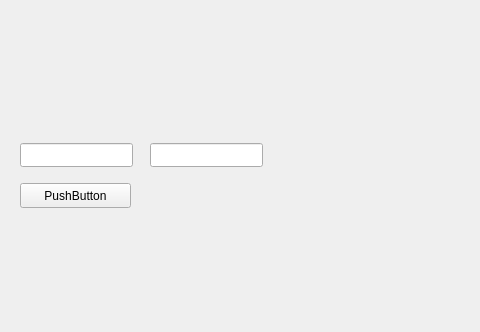
Above: TensileTest/mainwindow.ui from ILIIH/stretching_machine before the change; both pictures show x 0 to 480 and y 377 to 709 of the 800 by 709 pixel window. Below: the same form after it.
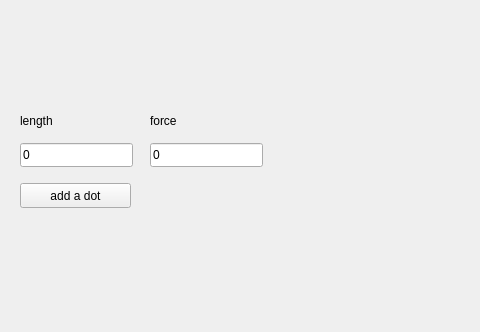
That is the form after the change. Custom widgets are drawn as their Qt base class.

Commit message: last graphic modification: plotting in real time; improved UI;  class for plotting

What changed in the file:
```diff
--- a/TensileTest/mainwindow.ui
+++ b/TensileTest/mainwindow.ui
@@ -33,6 +33,9 @@
       <height>24</height>
      </rect>
     </property>
+    <property name="text">
+     <string>0</string>
+    </property>
    </widget>
    <widget class="QPushButton" name="pushButton">
     <property name="geometry">
@@ -44,7 +47,7 @@
      </rect>
     </property>
     <property name="text">
-     <string>PushButton</string>
+     <string>add a dot</string>
     </property>
    </widget>
    <widget class="QLineEdit" name="lineEdit_2">
@@ -55,6 +58,35 @@
       <width>113</width>
       <height>24</height>
      </rect>
+    </property>
+    <property name="text">
+     <string>0</string>
+    </property>
+   </widget>
+   <widget class="QLabel" name="label">
+    <property name="geometry">
+     <rect>
+      <x>20</x>
+      <y>490</y>
+      <width>56</width>
+      <height>16</height>
+     </rect>
+    </property>
+    <property name="text">
+     <string>length</string>
+    </property>
+   </widget>
+   <widget class="QLabel" name="label_2">
+    <property name="geometry">
+     <rect>
+      <x>150</x>
+      <y>490</y>
+      <width>56</width>
+      <height>16</height>
+     </rect>
+    </property>
+    <property name="text">
+     <string>force</string>
     </property>
    </widget>
   </widget>
```
Left out of the diff: 6 changed lines with no effect on the pictures. The commit also changes 17 other files.
